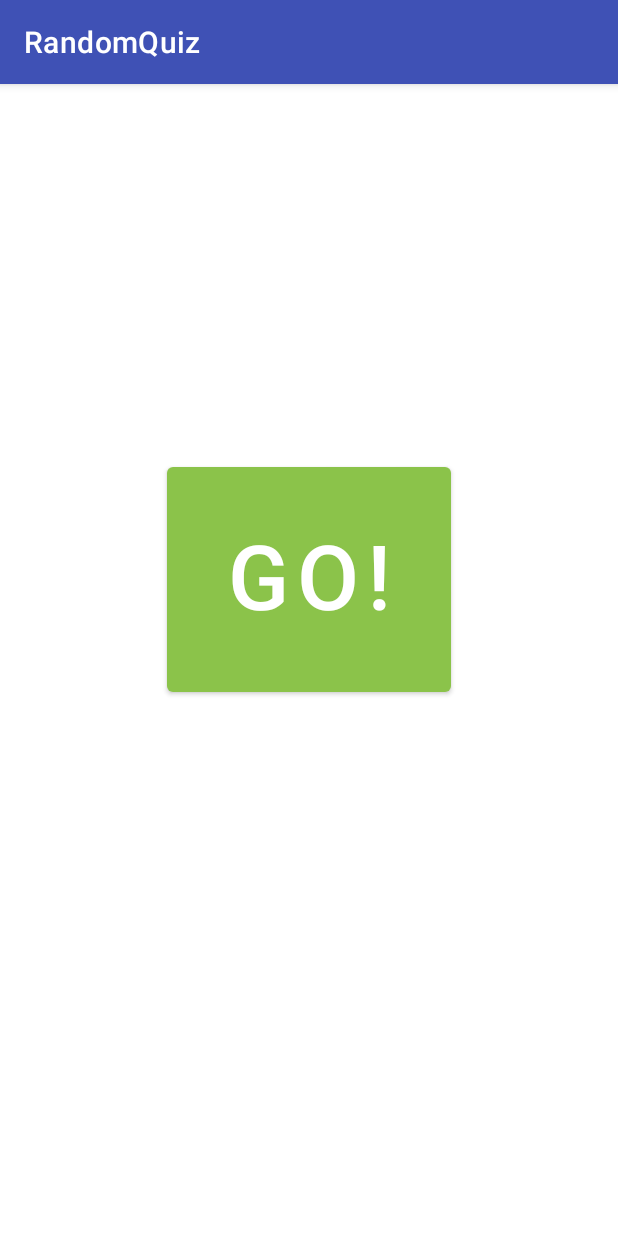
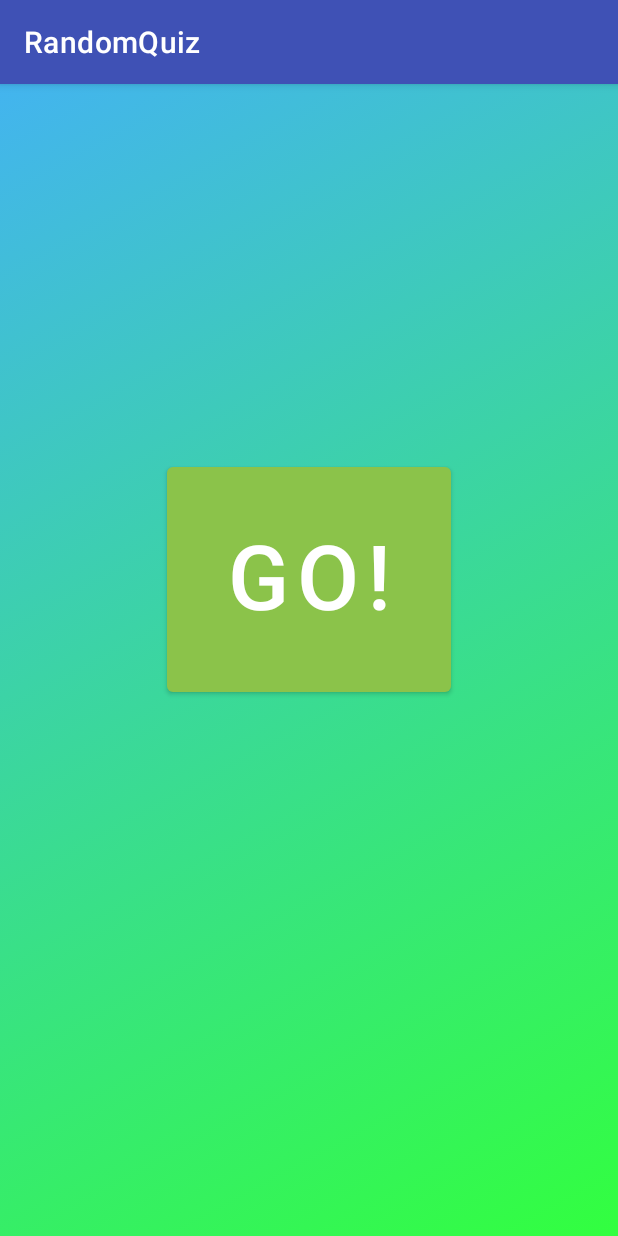
Before and after one commit to droidbg/Random_KBC_Quiz, an Android app: the screen it shows after launch (MainActivity), on a phone screen of 412 x 824 dp. Run offline under Robolectric (Android 15) with nearby library versions, the phone set to English and light mode, and no system bars.

Commit message:
Initial Code Complete

```diff
--- a/app/src/main/java/com/binni/randomquiz/MainActivity.java
+++ b/app/src/main/java/com/binni/randomquiz/MainActivity.java
@@ -3,10 +3,12 @@ package com.binni.randomquiz;
 import androidx.appcompat.app.AppCompatActivity;
 import androidx.constraintlayout.widget.ConstraintLayout;
 
+import android.graphics.drawable.AnimationDrawable;
 import android.os.Bundle;
 import android.os.CountDownTimer;
 import android.view.View;
 import android.widget.Button;
+import android.widget.ScrollView;
 import android.widget.TextView;
 import android.widget.Toast;
 
@@ -42,10 +44,21 @@ public class MainActivity extends AppCompatActivity {
     boolean gameWin;
 
     Random rand=new Random();
+   public void startBackgroundAnimate(){
+        ScrollView scrollView = findViewById(R.id.scrolllayout);
+        AnimationDrawable animationDrawable = (AnimationDrawable) scrollView.getBackground();
+        animationDrawable.setEnterFadeDuration(2000);
+        animationDrawable.setExitFadeDuration(4000);
+        animationDrawable.start();
+    }
     @Override
     protected void onCreate(Bundle savedInstanceState) {
         super.onCreate(savedInstanceState);
         setContentView(R.layout.activity_main);
+
+        startBackgroundAnimate();
+
+
         button0=findViewById(R.id.button0);
         button1=findViewById(R.id.button1);
         button2=findViewById(R.id.button2);
--- /dev/null
+++ b/app/src/main/res/drawable/gradient_1.xml
@@ -0,0 +1,7 @@
+<?xml version="1.0" encoding="utf-8"?>
+<shape xmlns:android="http://schemas.android.com/apk/res/android">
+    <gradient
+        android:angle="225"
+        android:endColor="#044fab"
+        android:startColor="#ffd6d3" />
+</shape>
--- /dev/null
+++ b/app/src/main/res/drawable/gradient_2.xml
@@ -0,0 +1,7 @@
+<?xml version="1.0" encoding="utf-8"?>
+<shape xmlns:android="http://schemas.android.com/apk/res/android">
+    <gradient
+        android:angle="135"
+        android:endColor="#43b4ef"
+        android:startColor="#32ff3f" />
+</shape>
--- /dev/null
+++ b/app/src/main/res/drawable/gradient_3.xml
@@ -0,0 +1,7 @@
+<?xml version="1.0" encoding="utf-8"?>
+<shape xmlns:android="http://schemas.android.com/apk/res/android">
+    <gradient
+        android:angle="45"
+        android:endColor="#933c94"
+        android:startColor="#517f95" />
+</shape>
--- /dev/null
+++ b/app/src/main/res/drawable/gradient_list.xml
@@ -0,0 +1,13 @@
+<?xml version="1.0" encoding="utf-8"?>
+<animation-list xmlns:android="http://schemas.android.com/apk/res/android">
+
+    <item android:drawable="@drawable/gradient_1"
+        android:duration="4000"/>
+
+    <item android:drawable="@drawable/gradient_2"
+        android:duration="4000"/>
+
+    <item android:drawable="@drawable/gradient_3"
+        android:duration="4000"/>
+
+</animation-list>
--- a/app/src/main/res/layout/activity_main.xml
+++ b/app/src/main/res/layout/activity_main.xml
@@ -4,9 +4,12 @@
     xmlns:tools="http://schemas.android.com/tools"
     android:layout_width="match_parent"
     android:layout_height="match_parent"
+    android:id="@+id/scrolllayout"
+    android:background="@drawable/gradient_list"
     tools:context=".MainActivity">
 
 <androidx.constraintlayout.widget.ConstraintLayout
+
     android:layout_width="match_parent"
     android:layout_height="wrap_content">
 
```
